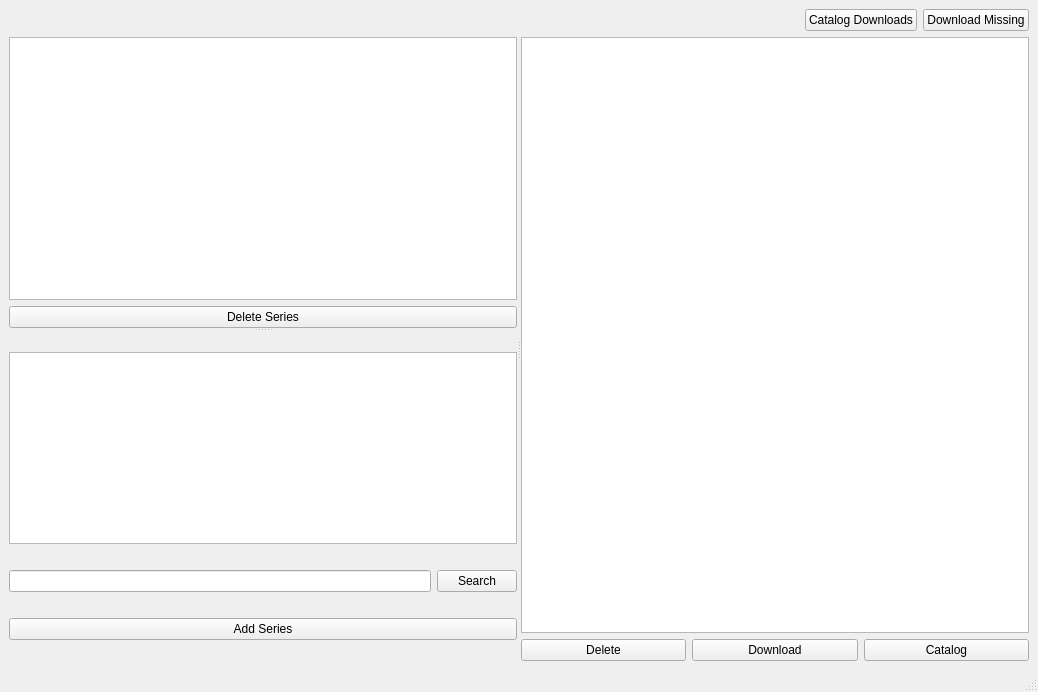
Qt form tvtime.ui (poulh/p3tv) before a commit.
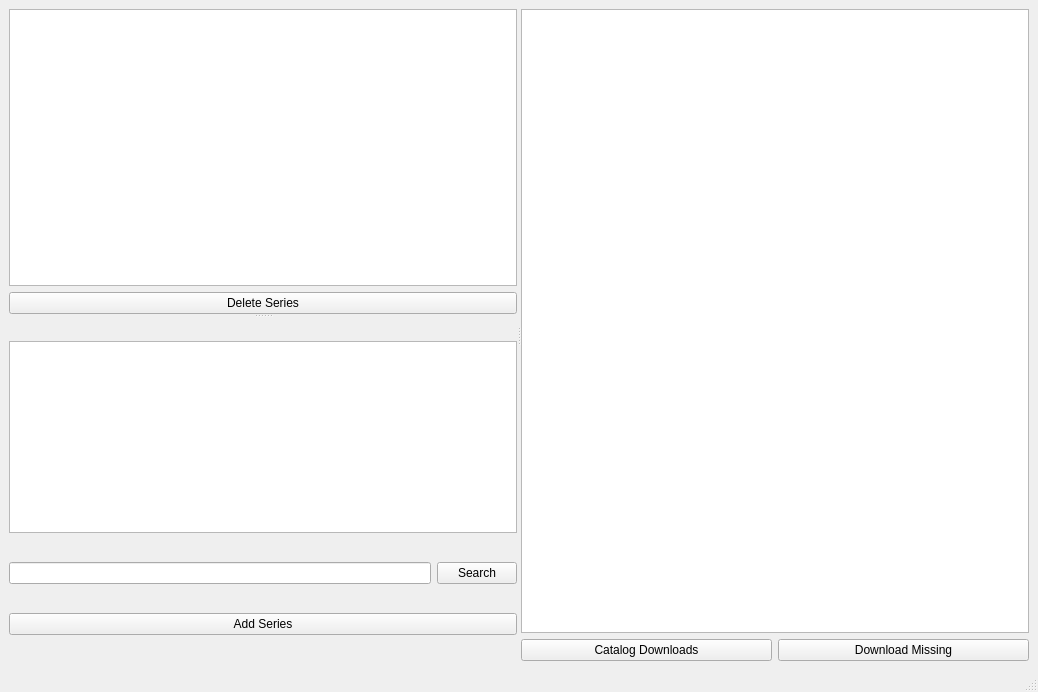
The same form after that commit.

Commit message: improved information in episode table. tweaked ui

Diff of the .ui file:
```diff
--- a/tvtime.ui
+++ b/tvtime.ui
@@ -17,37 +17,6 @@
    <layout class="QHBoxLayout" name="horizontalLayout_4">
     <item>
      <layout class="QVBoxLayout" name="verticalLayout_4">
-      <item>
-       <layout class="QHBoxLayout" name="horizontalLayout_3">
-        <item>
-         <spacer name="horizontalSpacer">
-          <property name="orientation">
-           <enum>Qt::Horizontal</enum>
-          </property>
-          <property name="sizeHint" stdset="0">
-           <size>
-            <width>40</width>
-            <height>20</height>
-           </size>
-          </property>
-         </spacer>
-        </item>
-        <item>
-         <widget class="QPushButton" name="catalogDownloadsButton">
-          <property name="text">
-           <string>Catalog Downloads</string>
-          </property>
-         </widget>
-        </item>
-        <item>
-         <widget class="QPushButton" name="downloadMissingButton">
-          <property name="text">
-           <string>Download Missing</string>
-          </property>
-         </widget>
-        </item>
-       </layout>
-      </item>
       <item>
        <widget class="QSplitter" name="splitter_2">
         <property name="orientation">
@@ -132,23 +101,16 @@
           <item>
            <layout class="QHBoxLayout" name="horizontalLayout_2">
             <item>
-             <widget class="QPushButton" name="deleteEpisodeButton">
+             <widget class="QPushButton" name="catalogDownloadsButton">
               <property name="text">
-               <string>Delete</string>
+               <string>Catalog Downloads</string>
               </property>
              </widget>
             </item>
             <item>
-             <widget class="QPushButton" name="downloadEpisodeButton">
+             <widget class="QPushButton" name="downloadMissingButton">
               <property name="text">
-               <string>Download</string>
-              </property>
-             </widget>
-            </item>
-            <item>
-             <widget class="QPushButton" name="catalogEpisodeButton">
-              <property name="text">
-               <string>Catalog</string>
+               <string>Download Missing</string>
               </property>
              </widget>
             </item>
```
The commit also changes 2 other files.
